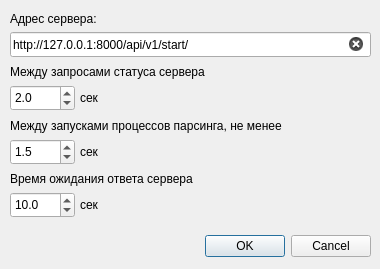
Above: Client UI/components/forms/server_set_window_template.ui from HiddenJang/Xperiment2 before the change. Below: the same form after it.
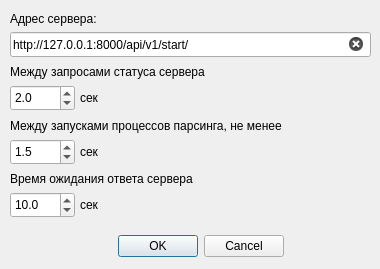
That is the form after the change.

```diff
--- a/Client UI/components/forms/server_set_window_template.ui
+++ b/Client UI/components/forms/server_set_window_template.ui
@@ -34,6 +34,9 @@
    <property name="standardButtons">
     <set>QDialogButtonBox::Cancel|QDialogButtonBox::Ok</set>
    </property>
+   <property name="centerButtons">
+    <bool>true</bool>
+   </property>
   </widget>
   <widget class="QLabel" name="label_serverAddress">
    <property name="geometry">
```
